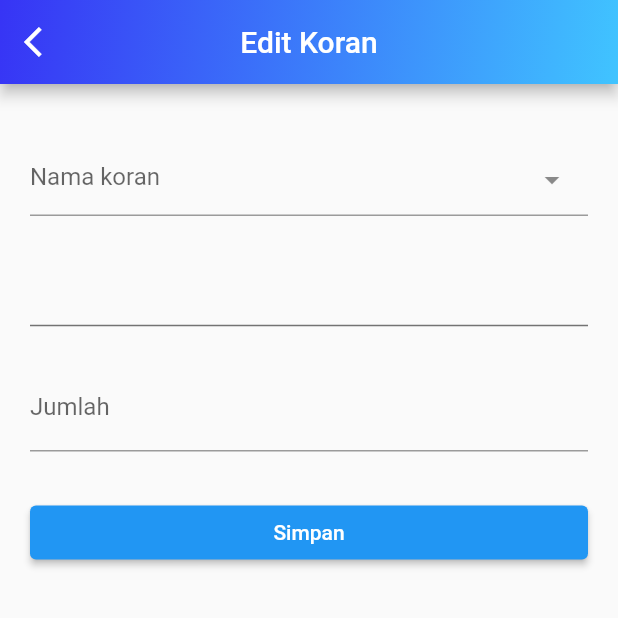
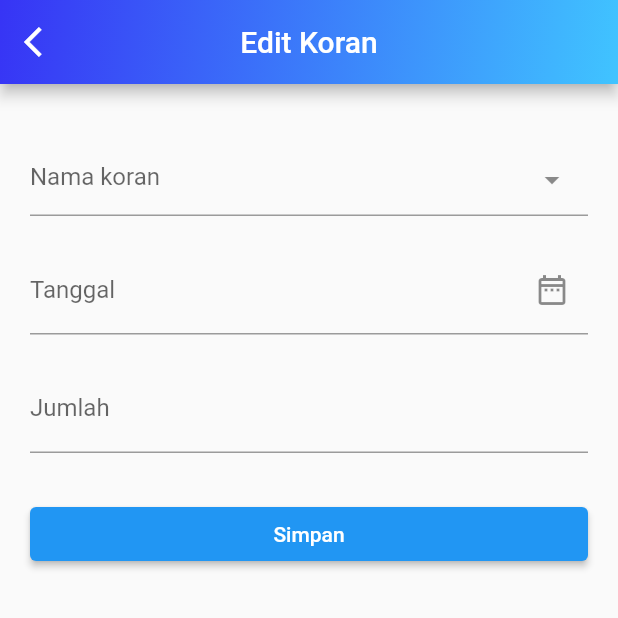
Before and after one commit to muhammadharisansari/app_koran_mobile, a Flutter app: the EditKoranView screen opened directly with empty values, on a phone screen of 412 x 824 dp, the top half of it. Run offline on Flutter 3.47's test engine with Material 2 defaults, Android fonts, the phone set to English and light mode, and no system bars; drawn by our look-alikes of dropdown_search; our stand-ins replace firebase_auth, firebase_core, get, get_storage, google_sign_in, lottie; missing offline and left inert: month_year_picker; accounts and stored records are empty; network calls fail.

Commit message:
perbaikan datePicker setoran

```diff
--- a/lib/app/modules/edit_koran/controllers/edit_koran_controller.dart
+++ b/lib/app/modules/edit_koran/controllers/edit_koran_controller.dart
@@ -8,9 +8,9 @@ import '../../../routes/app_pages.dart';
 class EditKoranController extends GetxController {
   SetoranProvider setProv = SetoranProvider();
   RxString nameOfKoran = ''.obs;
-  RxString dataTanggal = ''.obs;
+  TextEditingController jumlahC = TextEditingController();
+  TextEditingController tanggal = TextEditingController();
 
-  TextEditingController jumlahC = TextEditingController();
 
   BaseURL baseurl = BaseURL();
 
@@ -22,7 +22,7 @@ class EditKoranController extends GetxController {
     Setoran set = Get.arguments;
 
     if (nameOfKoran.value == '' ||
-        dataTanggal.value == '' ||
+        tanggal.text == '' ||
         jumlahC.text == '') {
       Get.snackbar(
         'KESALAHAN',
@@ -31,7 +31,7 @@ class EditKoranController extends GetxController {
         backgroundColor: Colors.white,
       );
     } else {
-      baseurl.upKoran(id, nameOfKoran.value, dataTanggal.value, jumlahC.text);
+      baseurl.upKoran(id, nameOfKoran.value, tanggal.text, jumlahC.text);
 
       Get.snackbar(
         'BERHASIL',
--- a/lib/app/modules/edit_koran/views/edit_koran_view.dart
+++ b/lib/app/modules/edit_koran/views/edit_koran_view.dart
@@ -15,7 +15,7 @@ class EditKoranView extends GetView<EditKoranController> {
   Widget build(BuildContext context) {
     controller.jumlahC.text = set.jumlah!;
     controller.nameOfKoran.value = set.namaKoran!;
-    controller.dataTanggal.value = set.tanggal!;
+    controller.tanggal.text = set.tanggal!;
     return Scaffold(
       appBar: AppBar(
         leading: IconButton(
@@ -67,12 +67,10 @@ class EditKoranView extends GetView<EditKoranController> {
             },
           ),
           SizedBox(height: 20),
-          Obx(
-            () => Row(
-              mainAxisAlignment: MainAxisAlignment.spaceBetween,
-              children: [
-                TextButton(
-                  onPressed: () {
+          TextField(
+            controller: controller.tanggal,
+            keyboardType: TextInputType.datetime,
+            onTap: () {
               showDatePicker(
                 context: context,
                 initialDate: DateTime.now(),
@@ -81,34 +79,19 @@ class EditKoranView extends GetView<EditKoranController> {
               ).then(
                 (value) {
                   if (value != null) {
-                          controller.dataTanggal.value = value.toString();
-                        } else {
-                          controller.dataTanggal.value = set.tanggal!;
+                    return controller.tanggal.text =
+                        DateFormat('y-M-dd').format(
+                      DateTime.parse(value.toString()),
+                    );
                   }
-                        // print(value);
                 },
               );
             },
-                  child: Row(
-                    children: [
-                      Text(
-                        (controller.dataTanggal.value == '')
-                            ? set.tanggal!
-                            : DateFormat().add_yMd().format(
-                                  DateTime.parse(controller.dataTanggal.string),
+            decoration: InputDecoration(
+              suffixIcon: Icon(Icons.date_range_outlined),
+              // border:  OutlineInputBorder(),
+              labelText: "Tanggal",
             ),
-                        style: TextStyle(fontSize: 15, color: Colors.black),
-                      ),
-                    ],
-                  ),
-                ),
-              ],
-            ),
-          ),
-          Divider(
-            thickness: 1,
-            height: 10,
-            color: Colors.black54,
           ),
           SizedBox(height: 20),
           TextField(
--- a/lib/app/modules/tambah_koran/controllers/tambah_koran_controller.dart
+++ b/lib/app/modules/tambah_koran/controllers/tambah_koran_controller.dart
@@ -5,15 +5,15 @@ import '../../../data/providers/urlMaster.dart';
 import '../../../routes/app_pages.dart';
 
 class TambahKoranController extends GetxController {
-  RxString dataTanggal = ''.obs;
   RxString namakoran = ''.obs;
   TextEditingController jumlahC = TextEditingController();
+  TextEditingController tanggal = TextEditingController();
 
   BaseURL baseurl = BaseURL();
 
   void tambahKoran() async {
     if (namakoran.value == '' ||
-        dataTanggal.value == '' ||
+        tanggal.text == '' ||
         jumlahC.text == '') {
       Get.snackbar(
         'KESALAHAN',
@@ -22,7 +22,7 @@ class TambahKoranController extends GetxController {
         backgroundColor: Colors.white,
       );
     } else {
-      baseurl.addKoran(namakoran.value, dataTanggal.value, jumlahC.text);
+      baseurl.addKoran(namakoran.value, tanggal.text, jumlahC.text);
       Get.snackbar(
         'BERHASIL',
         'Data koran berhasil ditambahkan',
```
Also changed, not shown: lib/app/modules/tambah_koran/views/tambah_koran_view.dart (+22 -23 lines). Lines whose indentation alone changed are shown as unchanged.
